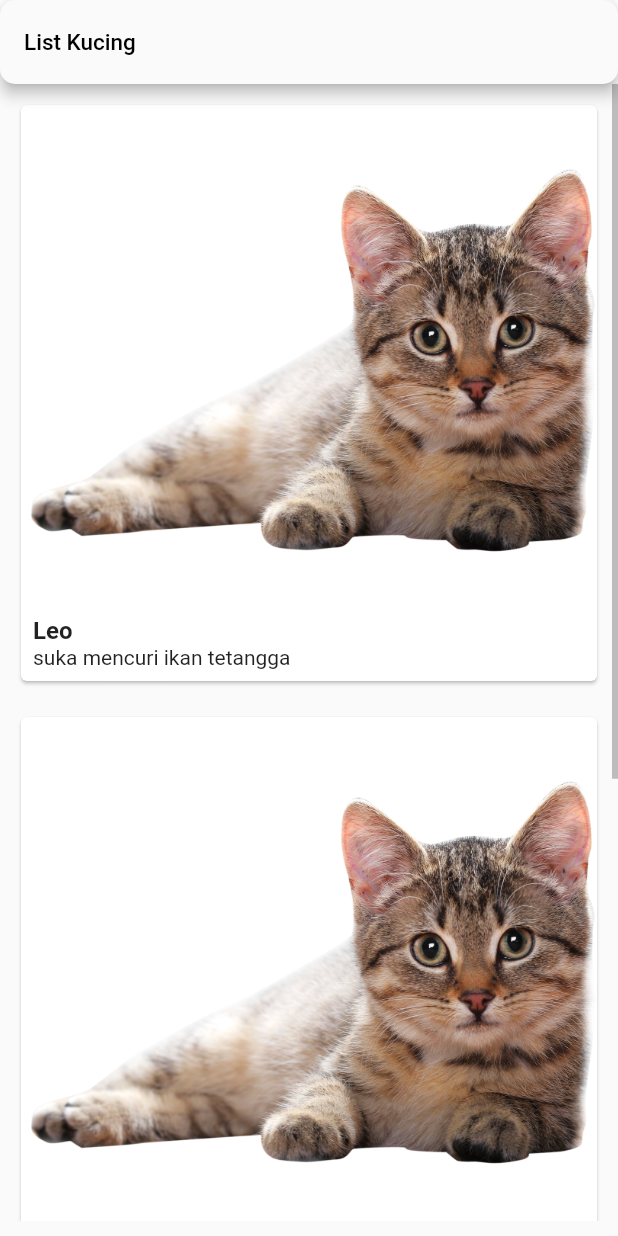
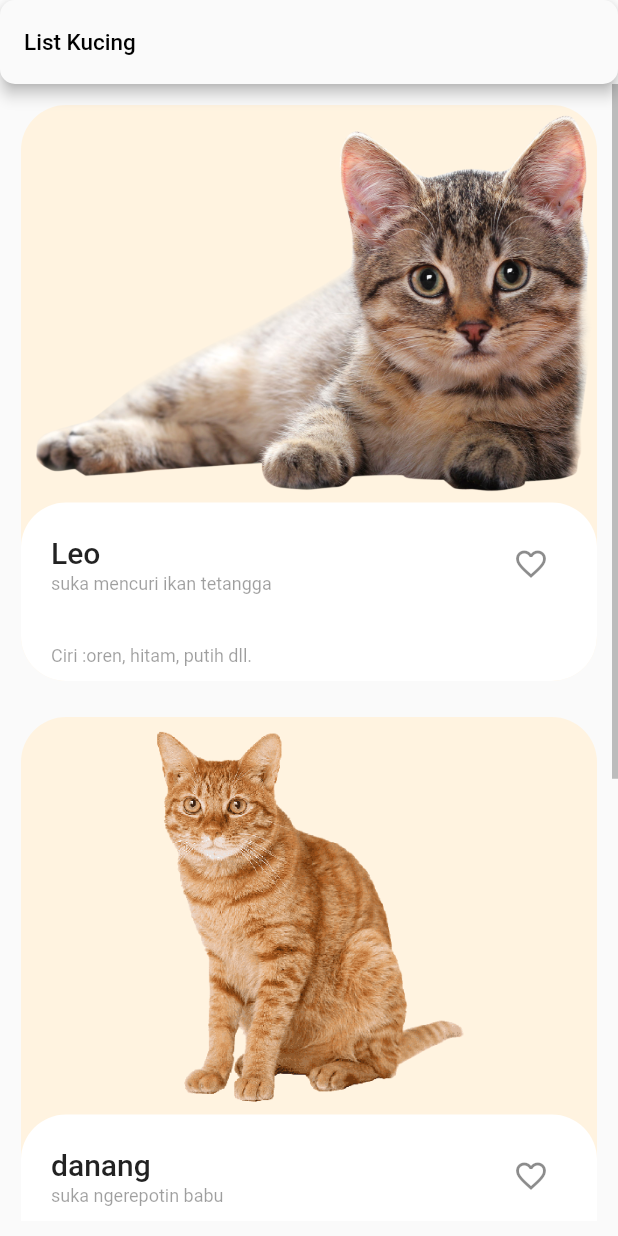
Before and after one commit to ogirians/kucingpedia, a Flutter app: the ListScreen screen opened directly, on a phone screen of 412 x 824 dp. Run offline on Flutter 3.47's test engine with Material 2 defaults, Android fonts, the light colour scheme and no system bars.

Commit message:
tambahan detail

```diff
--- a/lib/list_page.dart
+++ b/lib/list_page.dart
@@ -63,6 +63,11 @@ class KucingGrid extends StatelessWidget {
               //   }));
               // },
               child : Card(
+                elevation: 0,
+                shape: const RoundedRectangleBorder(
+                  borderRadius: BorderRadius.all(Radius.circular(30.0)),
+                ),
+                color: Colors.orange[50],
                 child: Column(
                   crossAxisAlignment: CrossAxisAlignment.stretch,
                   children: [
@@ -73,23 +78,91 @@ class KucingGrid extends StatelessWidget {
                       ),
                     ),
                     const SizedBox(height: 2),
-                    Padding(
-                      padding: const EdgeInsets.only(left: 8.0),
-                      child: Text(
+                    Card(
+                      shape: const RoundedRectangleBorder(
+                      borderRadius: BorderRadius.all(Radius.circular(30.0)),
+                      ),
+                      elevation: 0,
+                      margin: EdgeInsets.zero,
+                      child:
+                          Column(
+                            children:
+                            [
+                              Row(
+                                children:
+                                [
+                                  Column(
+                                    crossAxisAlignment: CrossAxisAlignment.start,
+                                    children:
+                                    [
+                                      Align(
+                                        alignment: Alignment.topRight,
+                                        child: Padding(
+                                          padding: const EdgeInsets.only(left: 20.0, top: 10.0, bottom: 2.0),
+                                          child:
+                                             Text(
                                               kucing.nama,
                                               style: const TextStyle(
-                          fontSize: 16.0,
-                          fontWeight: FontWeight.bold,
+                                                fontSize: 20.0,
+                                                fontWeight: FontWeight.w500,
+                                              ),
+                                              textAlign: TextAlign.left,
                                             ),
                                         ),
                                       ),
-                    Padding(
-                      padding: const EdgeInsets.only(left: 8.0, bottom: 8.0),
+                                      Align(
+                                        alignment: Alignment.topLeft,
+                                        child: Padding(
+                                          padding: const EdgeInsets.only(left: 20.0, top: 0.5, bottom: 2.0),
                                           child: Text(
                                             kucing.deskripsi,
+                                            style: const TextStyle(
+                                              fontSize: 12.0,
+                                              color : Colors.black38,
+                                            ),
+                                            textAlign: TextAlign.left,
+                                          ),
+                                        ),
+                                      ),
+                                    ]
+                                  ),
+                                  Expanded(
+                                    child: Container(
+                                      // color: Colors.green,
+                                      child: Column(
+                                        children:
+                                        [
+                                        Align(
+                                          alignment: Alignment.topRight,
+                                          child: Padding(
+                                            padding: const EdgeInsets.only(right: 20.0, top: 17.0, bottom: 10.0),
+                                            child: const FavoriteButton(),
+                                          ),
+                                        ),
+                                        ]
+                                      ),
+                                    ),
+                                  ),
+                                ]
+                              ),
+                              Align(
+                                alignment: Alignment.topLeft,
+                                child: Padding(
+                                  padding: const EdgeInsets.only(left: 20.0, top: 20.0, bottom: 10.0),
+                                  child: Text(
+                                    "Ciri :" + kucing.ciri,
+                                    style: const TextStyle(
+                                      fontSize: 12.0,
+                                      color : Colors.black38,
+                                    ),
+                                    textAlign: TextAlign.left,
+                                  ),
                                 ),
                               ),
 
+                            ]
+                          ),
+                    ),
                   ],
                 )
               )
@@ -100,3 +173,30 @@ class KucingGrid extends StatelessWidget {
     );
   }
 }
+
+
+class FavoriteButton extends StatefulWidget {
+  const FavoriteButton({Key? key}) : super(key: key);
+
+  @override
+  _FavoriteButtonState createState() => _FavoriteButtonState();
+}
+
+class _FavoriteButtonState extends State<FavoriteButton> {
+  bool isFavorite = false;
+
+  @override
+  Widget build(BuildContext context) {
+    return IconButton(
+      icon: Icon(
+        isFavorite ? Icons.favorite : Icons.favorite_border,
+        color: Colors.black45,
+      ),
+      onPressed: () {
+        setState(() {
+          isFavorite = !isFavorite;
+        });
+      },
+    );
+  }
+}
--- a/lib/model/kucings.dart
+++ b/lib/model/kucings.dart
@@ -39,7 +39,7 @@ var kucingList = [
     asal: 'rumah holang kayah.',
     ciri: 'oren, hitam, putih dll.',
     deskripsi: 'suka ngerepotin babu',
-    imageAsset: 'assets/images/KucingFront.png',
+    imageAsset: 'assets/images/cat04.png',
     imageUrls: [
       'https://media-cdn.tripadvisor.com/media/photo-s/0d/7c/59/70/farmhouse-lembang.jpg',
       'https://media-cdn.tripadvisor.com/media/photo-w/13/f0/22/f6/photo3jpg.jpg',
@@ -53,7 +53,7 @@ var kucingList = [
     asal: 'biasanya di rumah saudara ada minim satu',
     ciri: 'oren, hitam, putih dll.',
     deskripsi: 'labil, kadang lucu.. kadang amit2',
-    imageAsset: 'assets/images/KucingFront.png',
+    imageAsset: 'assets/images/cat05.png',
     imageUrls: [
       'https://media-cdn.tripadvisor.com/media/photo-s/0d/7c/59/70/farmhouse-lembang.jpg',
       'https://media-cdn.tripadvisor.com/media/photo-w/13/f0/22/f6/photo3jpg.jpg',
```
Also changed, not shown: assets/images/cat04.png (added), assets/images/cat05.png (added). Lines whose indentation alone changed are shown as unchanged.
